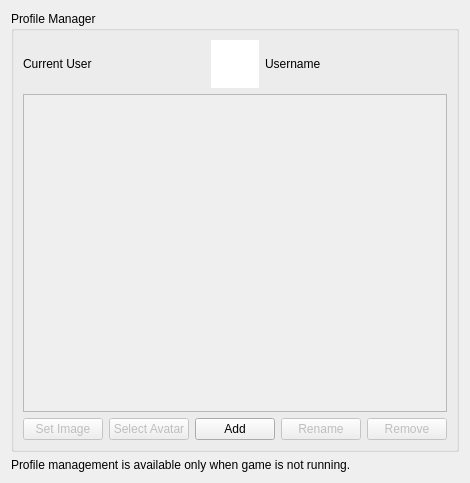
Qt form src/yuzu/configuration/configure_profile_manager.ui (rorrim-rorrim/eden-alt) before a commit.
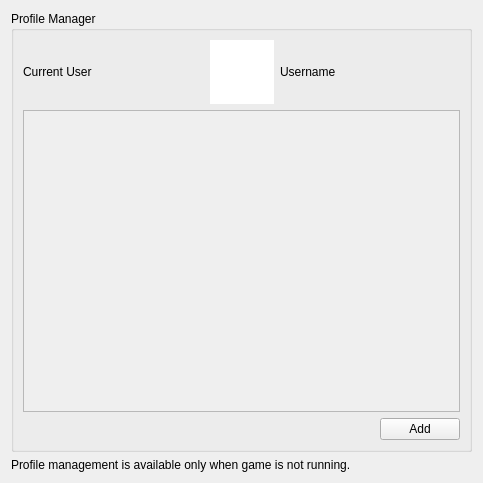
The same form after that commit.

Commit message:
[desktop] refactor profile management and fix some misc bugs with it (#3415)
Adding and editing users is now done in a single dialog rather than all those other individual buttons and dialogs like before.

Fixed some bugs with profile management too, and made edit/delete a right-click menu.

```diff
--- a/src/yuzu/configuration/configure_profile_manager.ui
+++ b/src/yuzu/configuration/configure_profile_manager.ui
@@ -6,7 +6,7 @@
    <rect>
     <x>0</x>
     <y>0</y>
-    <width>390</width>
+    <width>483</width>
     <height>483</height>
    </rect>
   </property>
@@ -47,14 +47,14 @@
            <widget class="QGraphicsView" name="current_user_icon">
             <property name="minimumSize">
              <size>
-              <width>48</width>
-              <height>48</height>
+              <width>64</width>
+              <height>64</height>
              </size>
             </property>
             <property name="maximumSize">
              <size>
-              <width>48</width>
-              <height>48</height>
+              <width>64</width>
+              <height>64</height>
              </size>
             </property>
             <property name="frameShape">
@@ -107,26 +107,6 @@
         </item>
         <item row="2" column="0">
          <layout class="QHBoxLayout" name="horizontalLayout_3">
-          <item>
-           <widget class="QPushButton" name="pm_set_image">
-            <property name="enabled">
-             <bool>false</bool>
-            </property>
-            <property name="text">
-             <string>Set Image</string>
-            </property>
-           </widget>
-          </item>
-          <item>
-           <widget class="QPushButton" name="pm_select_avatar">
-            <property name="enabled">
-             <bool>false</bool>
-            </property>
-            <property name="text">
-             <string>Select Avatar</string>
-            </property>
-           </widget>
-          </item>
           <item>
            <spacer name="horizontalSpacer">
             <property name="orientation">
@@ -147,26 +127,6 @@
             </property>
            </widget>
           </item>
-          <item>
-           <widget class="QPushButton" name="pm_rename">
-            <property name="enabled">
-             <bool>false</bool>
-            </property>
-            <property name="text">
-             <string>Rename</string>
-            </property>
-           </widget>
-          </item>
-          <item>
-           <widget class="QPushButton" name="pm_remove">
-            <property name="enabled">
-             <bool>false</bool>
-            </property>
-            <property name="text">
-             <string>Remove</string>
-            </property>
-           </widget>
-          </item>
          </layout>
         </item>
        </layout>
```
Left out of the diff: 18 changed lines with no effect on the pictures. The commit also changes 11 other files.
